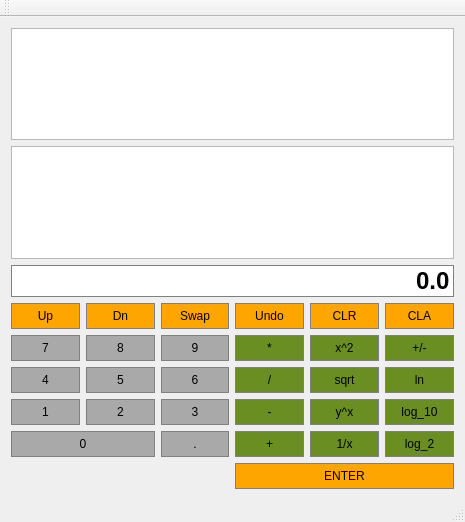
First picture: the form in RPNCalculator/Calculator.ui, repository wftmate/RPNCalculator, before the edit.
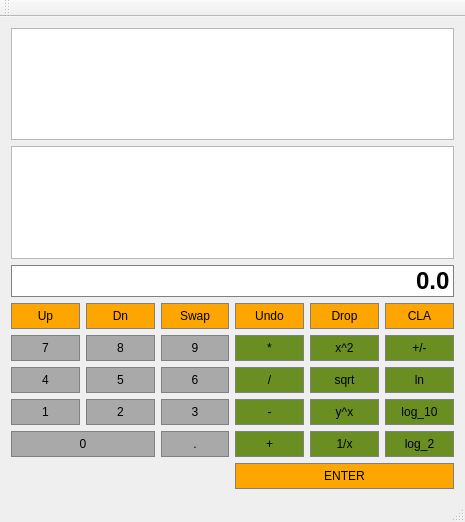
Second picture: the form after the edit.

What changed in the file:
```diff
--- a/RPNCalculator/Calculator.ui
+++ b/RPNCalculator/Calculator.ui
@@ -187,7 +187,7 @@
 }</string>
       </property>
       <property name="text">
-       <string>CLR</string>
+       <string>Drop</string>
       </property>
      </widget>
     </item>
```
Left out of the diff: 2 changed lines with no effect on the pictures.
